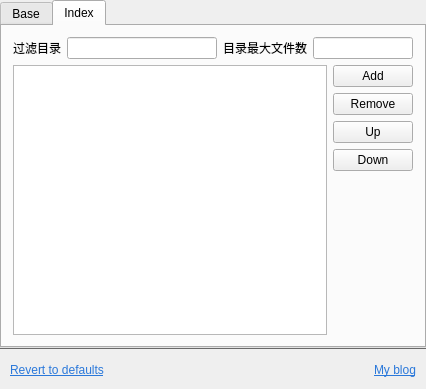
tujiaw/Acc, file src/view/SettingWidget.ui: the form before one commit.
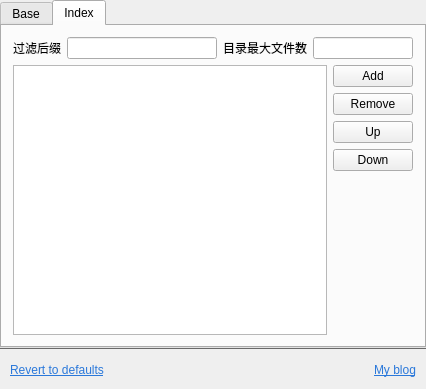
The form after the commit.

Diff of the .ui file:
```diff
--- a/src/view/SettingWidget.ui
+++ b/src/view/SettingWidget.ui
@@ -402,7 +402,7 @@
                 </size>
                </property>
                <property name="text">
-                <string>过滤目录</string>
+                <string>过滤后缀</string>
                </property>
               </widget>
              </item>
```
Left out of the diff: 9 changed lines with no effect on the pictures.
